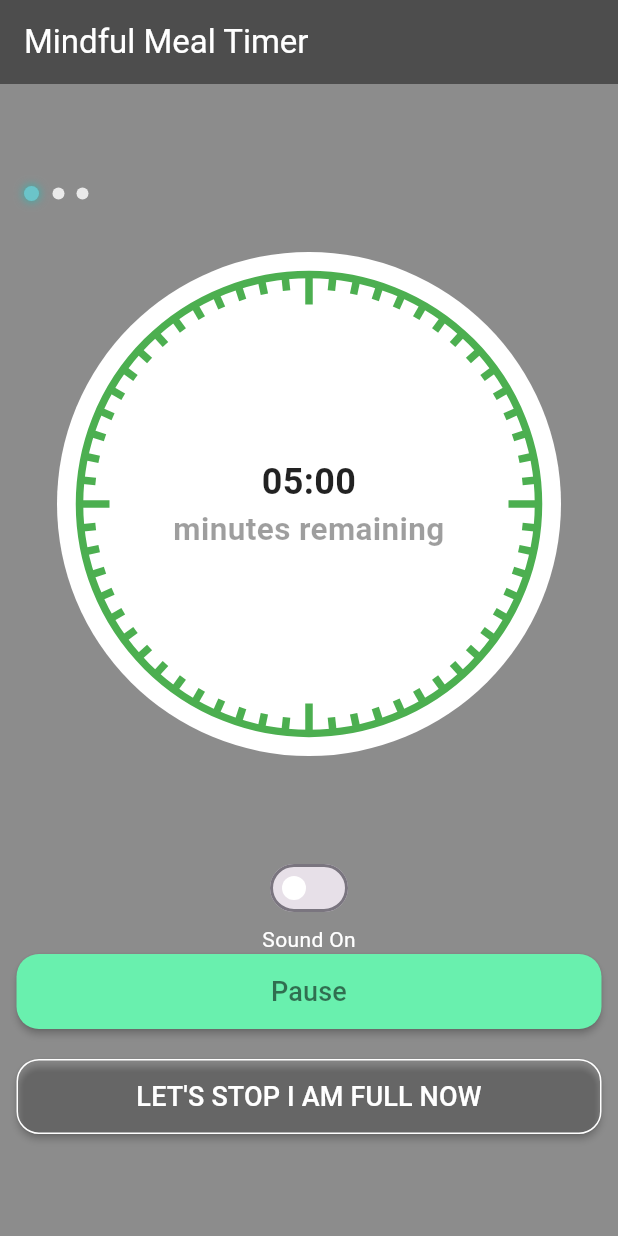
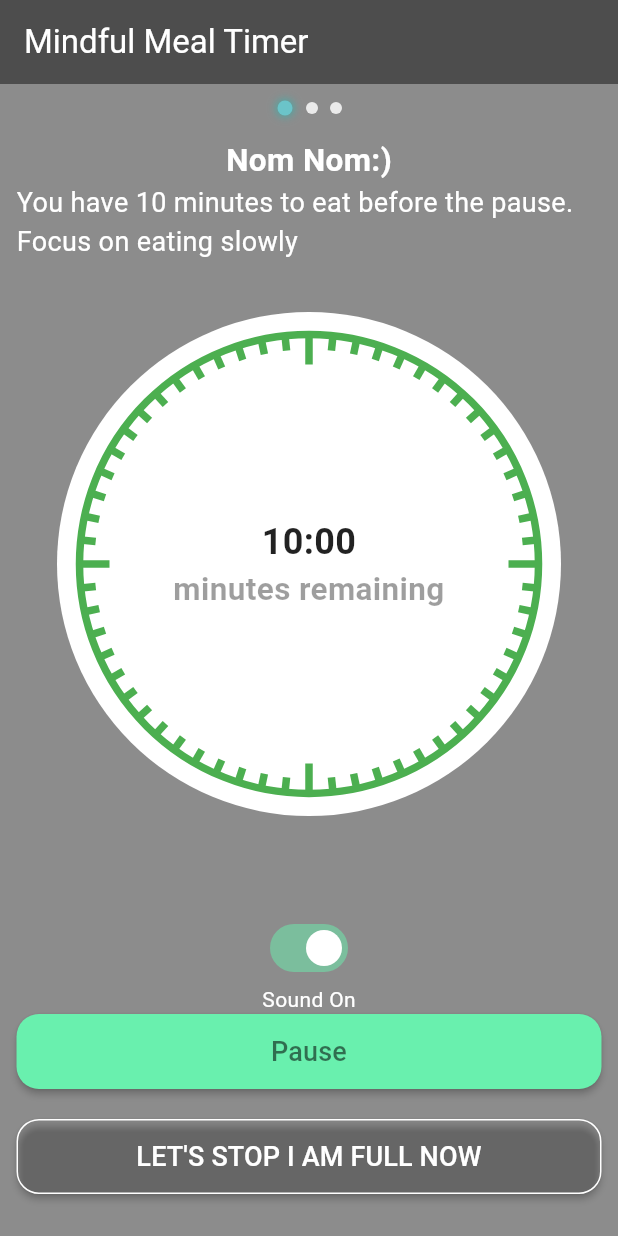
Before and after one commit to kartikey321/clock_task, a Flutter app: the screen it shows after launch, after a tap on "Start", on a phone screen of 412 x 824 dp. Run offline on Flutter 3.47's test engine with Material 3 defaults, Android fonts, the light colour scheme and no system bars; our stand-ins replace audioplayers; missing offline and left inert: pausable_timer.

Commit message:
fix bugs

```diff
--- a/lib/dataProviders/app_data.dart
+++ b/lib/dataProviders/app_data.dart
@@ -1,6 +1,6 @@
 import 'package:flutter/foundation.dart';
 
-enum TimerStatus { stopped, playing, paused, started }
+enum TimerStatus { stopped, playing, paused, started, completed }
 
 enum Soundstatus { on, off }
 
--- a/lib/screens/home_Page.dart
+++ b/lib/screens/home_Page.dart
@@ -12,27 +12,51 @@ class HomePage extends StatefulWidget {
 
 class _HomePageState extends State<HomePage> {
   int _currIndex = 0;
-  bool isSwitched = false;
+  bool isSwitched = true;
   var text = 'Sound On';
+
+  @override
+  Widget build(BuildContext context) {
+    var provider = Provider.of<AppData>(context);
+    String bigText = '';
+    String subText = '';
+    Duration d = Duration();
     void toggleSwitch(bool value) {
       if (isSwitched == false) {
+        Future.delayed(Duration.zero, () {
+          provider.setSoundStatus = Soundstatus.on;
           setState(() {
             isSwitched = true;
             text = 'Sound On';
           });
           print('Switch Button is ON');
+        });
       } else {
+        Future.delayed(Duration.zero, () {
+          provider.setSoundStatus = Soundstatus.off;
           setState(() {
             isSwitched = false;
             text = 'Sound Off';
           });
           print('Switch Button is OFF');
+        });
       }
     }
 
-  @override
-  Widget build(BuildContext context) {
-    var provider = Provider.of<AppData>(context);
+    if (_currIndex == 0) {
+      bigText = 'Nom Nom:)';
+      subText =
+          'You have 10 minutes to eat before the pause. Focus on eating slowly';
+      d = Duration(seconds: 600);
+    } else if (_currIndex == 1) {
+      bigText = 'Break Time';
+      subText = 'Take a five minute break to check on your level of fullness';
+      d = Duration(seconds: 300);
+    } else {
+      bigText = 'Finish your meal';
+      subText = 'You can eat your meal until full';
+      d = Duration(seconds: 30);
+    }
     return Scaffold(
       backgroundColor: Colors.black45,
       appBar: AppBar(
@@ -44,14 +68,30 @@ class _HomePageState extends State<HomePage> {
       ),
       body: Padding(
         padding: const EdgeInsets.all(11),
+        child: SingleChildScrollView(
           child: Column(
             mainAxisAlignment: MainAxisAlignment.center,
             children: [
               Row(
+                mainAxisAlignment: MainAxisAlignment.center,
                 children: _buildPageIndicator(3),
               ),
+              SizedBox(
+                height: 15,
+              ),
+              Text(
+                bigText,
+                style: TextStyle(
+                    color: Colors.white,
+                    fontSize: 21,
+                    fontWeight: FontWeight.w600),
+              ),
+              Text(
+                subText,
+                style: TextStyle(color: Colors.white, fontSize: 18),
+              ),
               MyCircularProgressClock(
-              remainingTime: const Duration(minutes: 5),
+                remainingTime: d,
                 onPause: () {
                   print('Timer paused!');
                 },
@@ -99,6 +139,10 @@ class _HomePageState extends State<HomePage> {
                       {
                         break;
                       }
+                    case TimerStatus.completed:
+                      {
+                        provider.setTimerStatus = TimerStatus.stopped;
+                      }
                   }
                 },
                 child: Container(
@@ -106,9 +150,12 @@ class _HomePageState extends State<HomePage> {
                   width: double.maxFinite,
                   child: Center(
                     child: Text(
-                    provider.gettimerStatus == TimerStatus.stopped
+                      (provider.gettimerStatus == TimerStatus.stopped ||
+                              provider.gettimerStatus == TimerStatus.completed)
                           ? 'Start'
-                        : provider.gettimerStatus == TimerStatus.playing
+                          : (provider.gettimerStatus == TimerStatus.playing ||
+                                  provider.gettimerStatus ==
+                                      TimerStatus.started)
                               ? 'Pause'
                               : provider.gettimerStatus == TimerStatus.paused
                                   ? 'Resume'
@@ -129,7 +176,14 @@ class _HomePageState extends State<HomePage> {
                         borderRadius: BorderRadius.circular(15),
                       ),
                       color: Colors.transparent,
-                    onPressed: () {},
+                      onPressed: () {
+                        setState(() {
+                          if (_currIndex >= 0 && _currIndex <= 2) {
+                            _currIndex++;
+                          }
+                        });
+                        provider.setTimerStatus = TimerStatus.stopped;
+                      },
                       child: Container(
                         height: 50,
                         width: double.maxFinite,
@@ -144,6 +198,7 @@ class _HomePageState extends State<HomePage> {
                     )
                   : Container()
             ],
+          ),
         ),
       ),
     );
--- a/lib/widgets/custom_clock.dart
+++ b/lib/widgets/custom_clock.dart
@@ -24,6 +24,7 @@ class _MyCircularProgressClockState extends State<MyCircularProgressClock> {
   final player = AudioPlayer();
   int remainingSeconds = 0; // Start from 10 minutes
   bool soundOn = true;
+  bool _completed = false;
   var _status = TimerStatus.stopped;
 
   @override
@@ -49,9 +50,13 @@ class _MyCircularProgressClockState extends State<MyCircularProgressClock> {
           }
           if (remainingSeconds <= 0) {
             await player.stop();
-            stopTimer(); // Stop the timer when remaining time reaches 0
+            stopTimer();
+            setState(() {
+              _completed = true;
+            });
           } else {
-            startTimer(); // Schedule the next iteration only if remaining time > 0
+            Future.delayed(Duration(seconds: 1),
+                startTimer); // Schedule the next iteration only if remaining time > 0
           }
         },
       );
@@ -71,8 +76,10 @@ class _MyCircularProgressClockState extends State<MyCircularProgressClock> {
   }
 
   void resumeTimer() {
-    if (timer!.isPaused) {
-      timer?.start();
+    if (timer != null) {
+      if (timer!.isPaused) {
+        timer?.start();
+      }
     }
   }
 
@@ -85,9 +92,21 @@ class _MyCircularProgressClockState extends State<MyCircularProgressClock> {
   @override
   Widget build(BuildContext context) {
     final provider = Provider.of<AppData>(context);
+    if (_completed) {
+      Future.delayed(Duration.zero, () {
+        provider.setTimerStatus = TimerStatus.completed;
+      });
+      remainingSeconds = 0;
+    }
     if (provider.gettimerStatus == TimerStatus.started) {
       if (_status == TimerStatus.stopped) {
+        setState(() {
+          remainingSeconds = widget.remainingTime.inSeconds;
+        });
+        _completed = false;
+
         startTimer();
+
         Future.delayed(Duration.zero, () {
           provider.setTimerStatus = TimerStatus.playing;
         });
@@ -107,10 +126,16 @@ class _MyCircularProgressClockState extends State<MyCircularProgressClock> {
         soundOn = true;
       }
     }
-    final minutes = remainingSeconds ~/ 60;
-    final seconds = remainingSeconds % 60;
-    final progress = (remainingSeconds / widget.remainingTime.inSeconds);
-
+    var minutes = remainingSeconds ~/ 60;
+    var seconds = remainingSeconds % 60;
+    var progress = (remainingSeconds / widget.remainingTime.inSeconds);
+    if (provider.gettimerStatus == TimerStatus.stopped) {
+      minutes = 0;
+      seconds = 0;
+      progress = 0;
+      remainingSeconds = 0;
+      _completed = false;
+    }
     return Container(
       margin: EdgeInsets.all(27),
       padding: EdgeInsets.all(15),
```
Lines whose indentation alone changed are shown as unchanged.
